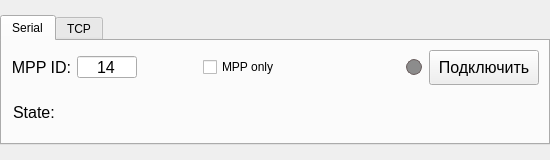
First picture: the form in modules/Main_Serial/DialogSerialTCP.ui, repository AtariVC/ddii_scopus, before the edit.
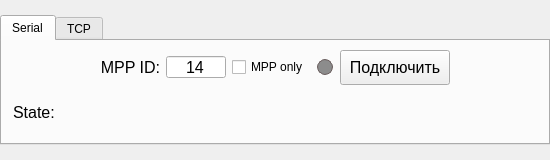
Second picture: the form after the edit. Custom widgets are drawn as their Qt base class.

Diff of the .ui file:
```diff
--- a/modules/Main_Serial/DialogSerialTCP.ui
+++ b/modules/Main_Serial/DialogSerialTCP.ui
@@ -81,7 +81,20 @@
         </attribute>
         <layout class="QVBoxLayout" name="verticalLayout_2">
          <item>
-          <layout class="QHBoxLayout" name="horizontalLayout_w" stretch="1,1,1,0,1,1,1,0,1,0,1">
+          <layout class="QHBoxLayout" name="horizontalLayout_w" stretch="2,1,1,1,0,1,1,1,1,0,1,2">
+           <item>
+            <spacer name="horizontalSpacer_2">
+             <property name="orientation">
+              <enum>Qt::Horizontal</enum>
+             </property>
+             <property name="sizeHint" stdset="0">
+              <size>
+               <width>40</width>
+               <height>20</height>
+              </size>
+             </property>
+            </spacer>
+           </item>
            <item>
             <widget class="QLabel" name="label_10">
              <property name="sizePolicy">
@@ -144,6 +157,9 @@
              <property name="orientation">
               <enum>Qt::Horizontal</enum>
              </property>
+             <property name="sizeType">
+              <enum>QSizePolicy::Fixed</enum>
+             </property>
              <property name="sizeHint" stdset="0">
               <size>
                <width>0</width>
@@ -164,6 +180,9 @@
              <property name="orientation">
               <enum>Qt::Horizontal</enum>
              </property>
+             <property name="sizeType">
+              <enum>QSizePolicy::Fixed</enum>
+             </property>
              <property name="sizeHint" stdset="0">
               <size>
                <width>1</width>
@@ -180,6 +199,9 @@
              <property name="orientation">
               <enum>Qt::Horizontal</enum>
              </property>
+             <property name="sizeType">
+              <enum>QSizePolicy::Fixed</enum>
+             </property>
              <property name="sizeHint" stdset="0">
               <size>
                <width>1</width>
@@ -188,19 +210,6 @@
              </property>
             </spacer>
            </item>
-           <item>
-            <spacer name="horizontalSpacer_2">
-             <property name="orientation">
-              <enum>Qt::Horizontal</enum>
-             </property>
-             <property name="sizeHint" stdset="0">
-              <size>
-               <width>0</width>
-               <height>20</height>
-              </size>
-             </property>
-            </spacer>
-           </item>
            <item>
             <widget class="QWidget" name="widget_led_w" native="true">
              <property name="sizePolicy">
@@ -233,6 +242,9 @@
              <property name="orientation">
               <enum>Qt::Horizontal</enum>
              </property>
+             <property name="sizeType">
+              <enum>QSizePolicy::Minimum</enum>
+             </property>
              <property name="sizeHint" stdset="0">
               <size>
                <width>1</width>
@@ -271,6 +283,19 @@
              </property>
             </widget>
            </item>
+           <item>
+            <spacer name="horizontalSpacer_8">
+             <property name="orientation">
+              <enum>Qt::Horizontal</enum>
+             </property>
+             <property name="sizeHint" stdset="0">
+              <size>
+               <width>40</width>
+               <height>20</height>
+              </size>
+             </property>
+            </spacer>
+           </item>
           </layout>
          </item>
          <item>
```
Left out of the diff: 36 changed lines with no effect on the pictures.
